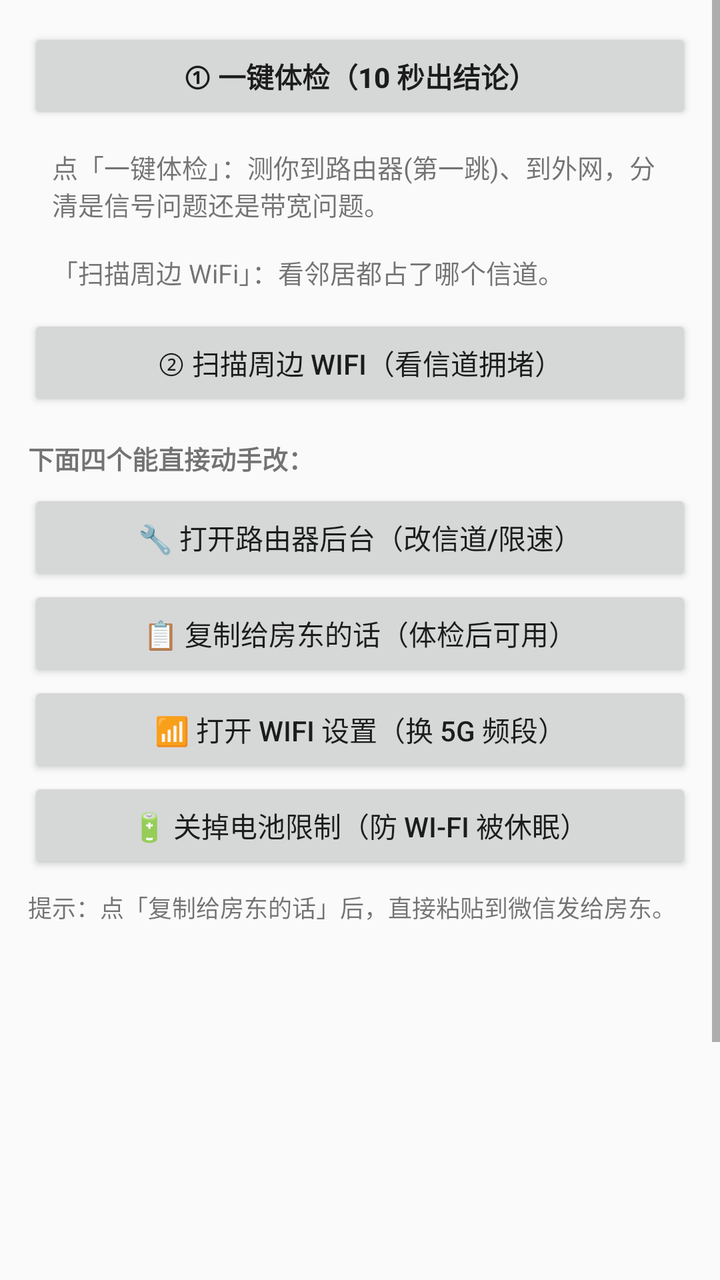
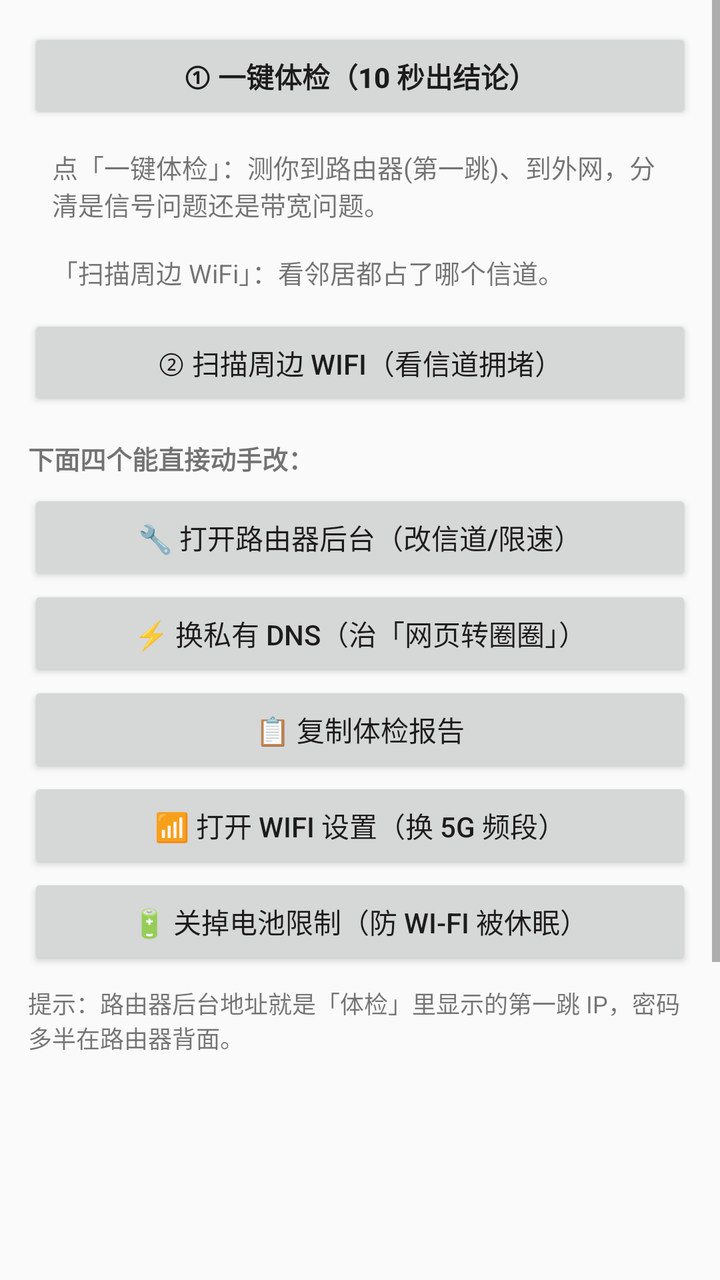

Screens rendered from an Android XML layout before and after an edit, with the pre-edit source and the edit as a unified diff.
<!-- AndroidManifest.xml: application theme Theme.AppCompat.DayNight.NoActionBar -->
<!-- res/layout/activity_main.xml -->
<?xml version="1.0" encoding="utf-8"?>
<ScrollView xmlns:android="http://schemas.android.com/apk/res/android"
    android:layout_width="match_parent"
    android:layout_height="match_parent"
    android:fillViewport="true">

    <LinearLayout
        android:orientation="vertical"
        android:padding="14dp"
        android:layout_width="match_parent"
        android:layout_height="wrap_content">

        <Button
            android:id="@+id/check"
            android:text="① 一键体检（10 秒出结论）"
            android:textStyle="bold"
            android:layout_width="match_parent"
            android:layout_height="wrap_content" />

        <TextView
            android:id="@+id/verdict"
            android:text="点「一键体检」：测你到路由器(第一跳)、到外网，分清是信号问题还是带宽问题。\n\n「扫描周边 WiFi」：看邻居都占了哪个信道。"
            android:padding="12dp"
            android:textSize="13sp"
            android:layout_width="match_parent"
            android:layout_height="wrap_content" />

        <Button
            android:id="@+id/scan"
            android:text="② 扫描周边 WiFi（看信道拥堵）"
            android:layout_width="match_parent"
            android:layout_height="wrap_content" />

        <TextView
            android:text="下面四个能直接动手改："
            android:paddingTop="14dp"
            android:paddingBottom="6dp"
            android:textSize="13sp"
            android:textStyle="bold"
            android:layout_width="match_parent"
            android:layout_height="wrap_content" />

        <Button
            android:id="@+id/btnRouter"
            android:text="🔧 打开路由器后台（改信道/限速）"
            android:layout_width="match_parent"
            android:layout_height="wrap_content" />

        <Button
            android:id="@+id/btnCopy"
            android:text="📋 复制给房东的话（体检后可用）"
            android:layout_width="match_parent"
            android:layout_height="wrap_content" />

        <Button
            android:id="@+id/btnWifiSet"
            android:text="📶 打开 WiFi 设置（换 5G 频段）"
            android:layout_width="match_parent"
            android:layout_height="wrap_content" />

        <Button
            android:id="@+id/btnBattery"
            android:text="🔋 关掉电池限制（防 Wi-Fi 被休眠）"
            android:layout_width="match_parent"
            android:layout_height="wrap_content" />

        <TextView
            android:id="@+id/tvTip"
            android:text="提示：点「复制给房东的话」后，直接粘贴到微信发给房东。"
            android:paddingTop="8dp"
            android:paddingBottom="10dp"
            android:textSize="12sp"
            android:layout_width="match_parent"
            android:layout_height="wrap_content" />

        <ListView
            android:id="@+id/list"
            android:layout_width="match_parent"
            android:layout_height="300dp" />
    </LinearLayout>
</ScrollView>
<!-- resources referenced by this layout -->
<resources>

</resources>

<!-- the commit's change to res/layout/activity_main.xml (unified diff, before → after) -->
@@ -47,8 +47,14 @@
             android:layout_height="wrap_content" />
 
         <Button
+            android:id="@+id/btnDns"
+            android:text="⚡ 换私有 DNS（治「网页转圈圈」）"
+            android:layout_width="match_parent"
+            android:layout_height="wrap_content" />
+
+        <Button
             android:id="@+id/btnCopy"
-            android:text="📋 复制给房东的话（体检后可用）"
+            android:text="📋 复制体检报告"
             android:layout_width="match_parent"
             android:layout_height="wrap_content" />
 
@@ -66,7 +72,7 @@
 
         <TextView
             android:id="@+id/tvTip"
-            android:text="提示：点「复制给房东的话」后，直接粘贴到微信发给房东。"
+            android:text="提示：路由器后台地址就是「体检」里显示的第一跳 IP，密码多半在路由器背面。"
             android:paddingTop="8dp"
             android:paddingBottom="10dp"
             android:textSize="12sp"
